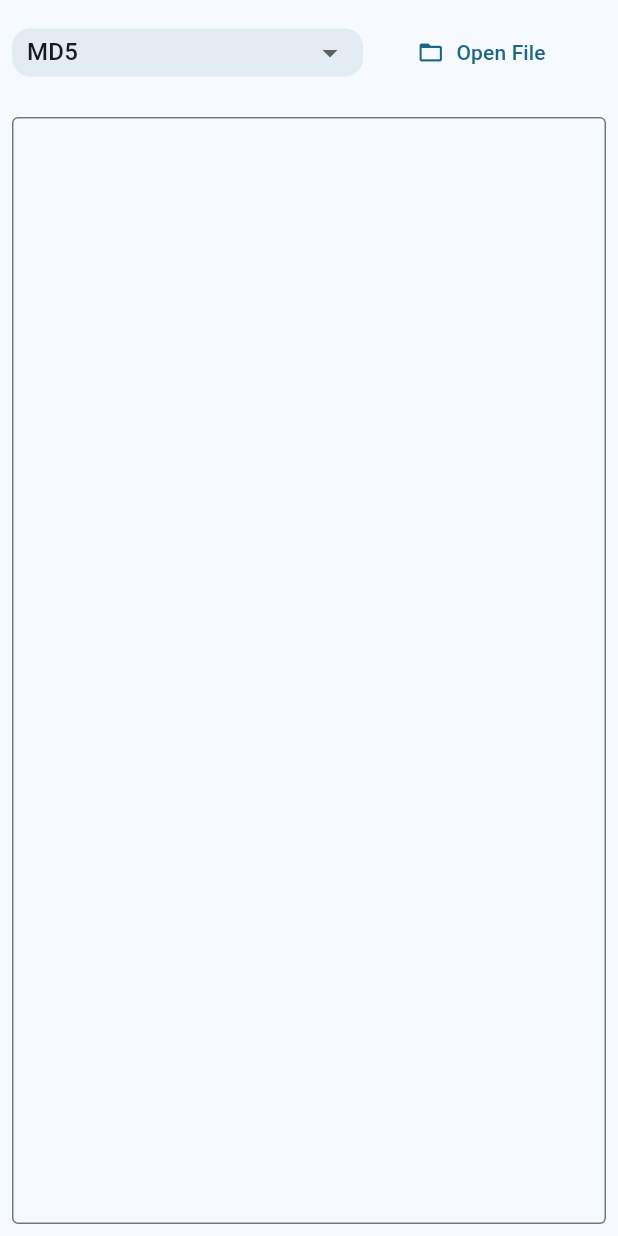
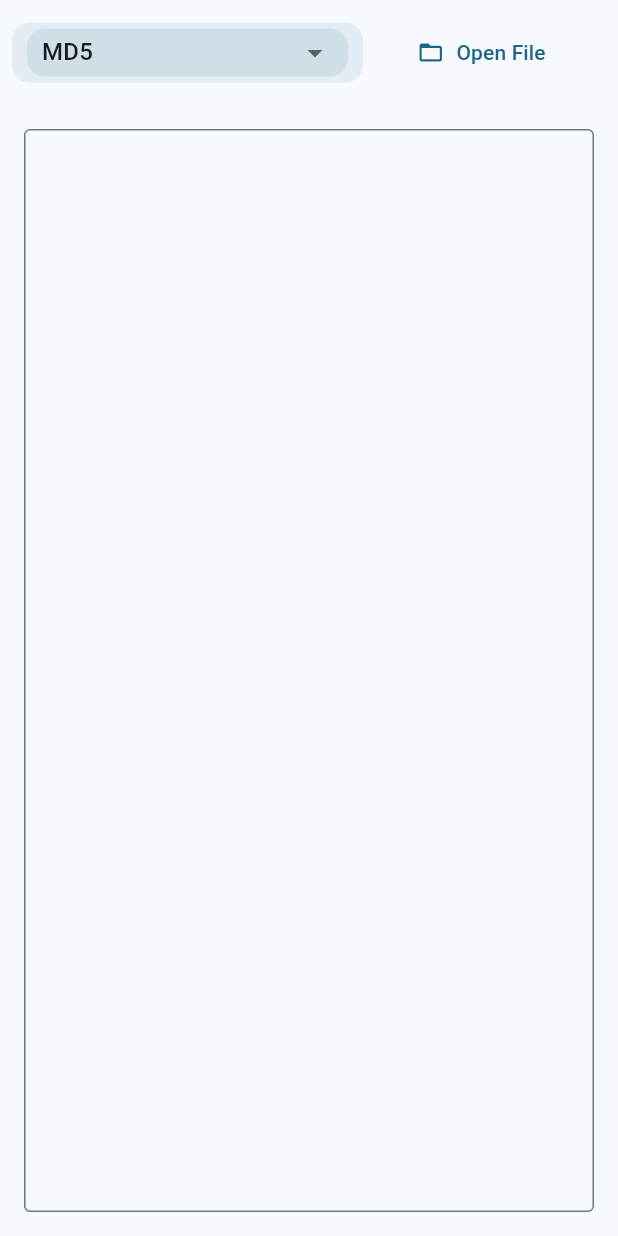
Before and after one commit to igorfs10/fluru_tools, a Flutter app: the FileVerifierPage screen opened directly, on a phone screen of 412 x 824 dp. Run offline on Flutter 3.47's test engine with Material 3 defaults, Android fonts, the phone set to English and light mode, and no system bars; our stand-ins replace csv, file_picker, package_info_plus, web, yaml; network calls fail.

Commit message:
Add custom widgets for dropdown and text field; refactor usage in multiple pages for consistency

```diff
--- /dev/null
+++ b/lib/custom_widgets.dart
@@ -0,0 +1,41 @@
+import 'package:flutter/material.dart';
+
+Widget buildFormatDropdown(BuildContext context,int value, List<DropdownMenuItem<int>> items, ValueChanged<int?> onChanged) {
+    return Container(
+      decoration: BoxDecoration(
+        color: ColorScheme.of(
+          context,
+        ).onPrimaryContainer.withValues(alpha: .08),
+        borderRadius: BorderRadius.circular(12),
+      ),
+      padding: const EdgeInsets.symmetric(horizontal: 10, vertical: 4),
+      child: DropdownButtonHideUnderline(
+        child: DropdownButton(
+          isExpanded: true,
+          isDense: true,
+          value: value,
+          items: items,
+          onChanged: onChanged,
+        ),
+      ),
+    );
+  }
+
+  Widget buildTextField({
+    required TextEditingController controller,
+    bool readOnly = false,
+  }) {
+    return Padding(
+      padding: const EdgeInsets.all(8.0),
+      child: TextField(
+        controller: controller,
+        textAlignVertical: TextAlignVertical.top,
+        readOnly: readOnly,
+        expands: true,
+        minLines: null,
+        maxLines: null,
+        keyboardType: TextInputType.multiline,
+        decoration: const InputDecoration(border: OutlineInputBorder()),
+      ),
+    );
+  }
--- a/lib/pages/file_verifier_page.dart
+++ b/lib/pages/file_verifier_page.dart
@@ -1,5 +1,6 @@
 import 'package:file_picker/file_picker.dart';
 import 'package:fluru_tools/custom_alert_dialog.dart';
+import 'package:fluru_tools/custom_widgets.dart';
 import 'package:fluru_tools/l10n/app_localizations.dart';
 import 'package:fluru_tools/services/file_verify.dart';
 import 'package:flutter/material.dart';
@@ -43,7 +44,7 @@ class _FileVerifierPageState extends State<FileVerifierPage> {
       // Hash streaming sem acumular todos os bytes.
       final stream = result.files.first.readStream!;
       txtResult = await fileVerifyStream(stream, _outputIndex);
-      if(mounted){
+      if (mounted) {
         Navigator.of(context).pop();
       }
     } catch (e) {
@@ -84,22 +85,28 @@ class _FileVerifierPageState extends State<FileVerifierPage> {
                           horizontal: 10,
                           vertical: 4,
                         ),
-                        child: DropdownButtonHideUnderline(
-                          child: DropdownButton(
-                            isExpanded: true,
-                            isDense: true,
-                            value: _outputIndex,
-                            items: const [
-                              DropdownMenuItem(value: 0, child: Text('MD5')),
-                              DropdownMenuItem(value: 1, child: Text('SHA1')),
-                              DropdownMenuItem(value: 2, child: Text('SHA256')),
-                            ],
-                            onChanged: (v) {
-                              if (v != null) {
-                                setState(() => _outputIndex = v);
-                              }
-                            },
-                          ),
+                        child: buildFormatDropdown(
+                          context,
+                          _outputIndex,
+                          [
+                            const DropdownMenuItem(
+                              value: 0,
+                              child: Text('MD5'),
+                            ),
+                            const DropdownMenuItem(
+                              value: 1,
+                              child: Text('SHA1'),
+                            ),
+                            const DropdownMenuItem(
+                              value: 2,
+                              child: Text('SHA256'),
+                            ),
+                          ],
+                          (v) {
+                            if (v != null) {
+                              setState(() => _outputIndex = v);
+                            }
+                          },
                         ),
                       ),
                     ),
@@ -121,17 +128,9 @@ class _FileVerifierPageState extends State<FileVerifierPage> {
                   Expanded(
                     child: Padding(
                       padding: const EdgeInsets.all(8.0),
-                      child: TextField(
+                      child: buildTextField(
                         controller: _outputCtrl,
-                        textAlignVertical: TextAlignVertical.top,
                         readOnly: true,
-                        expands: true,
-                        minLines: null,
-                        maxLines: null,
-                        keyboardType: TextInputType.multiline,
-                        decoration: const InputDecoration(
-                          border: OutlineInputBorder(),
-                        ),
                       ),
                     ),
                   ),
```
Also changed, not shown: lib/pages/base64_page.dart (+3 -10 lines), lib/pages/format_converter_page.dart (+53 -53 lines), lib/pages/request_tester.dart (+31 -93 lines).
